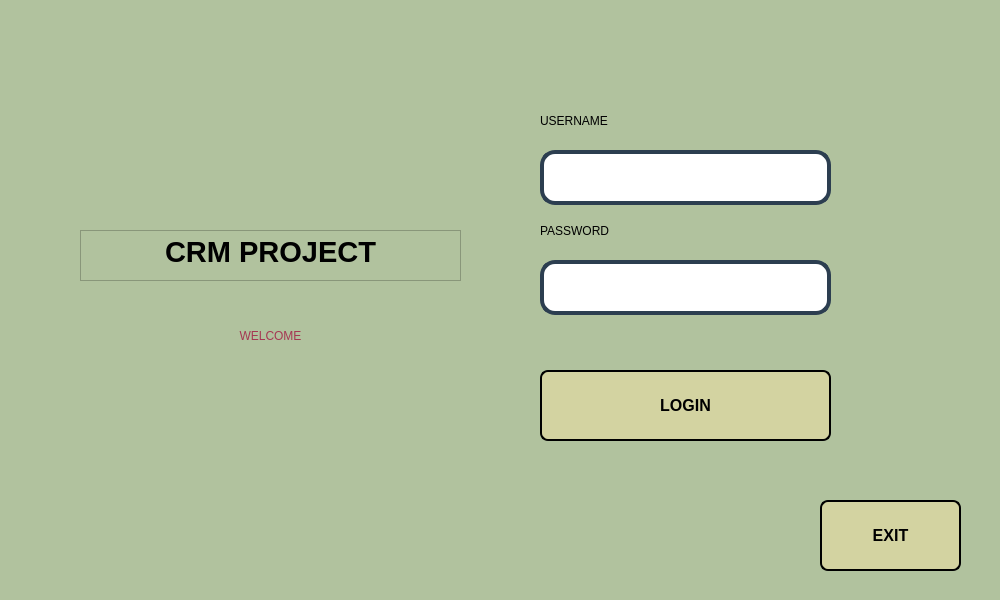
The window that UIs/login.ui (werhereitacademy/Python-Module-Week7) describes before a commit, drawn with Qt 5.
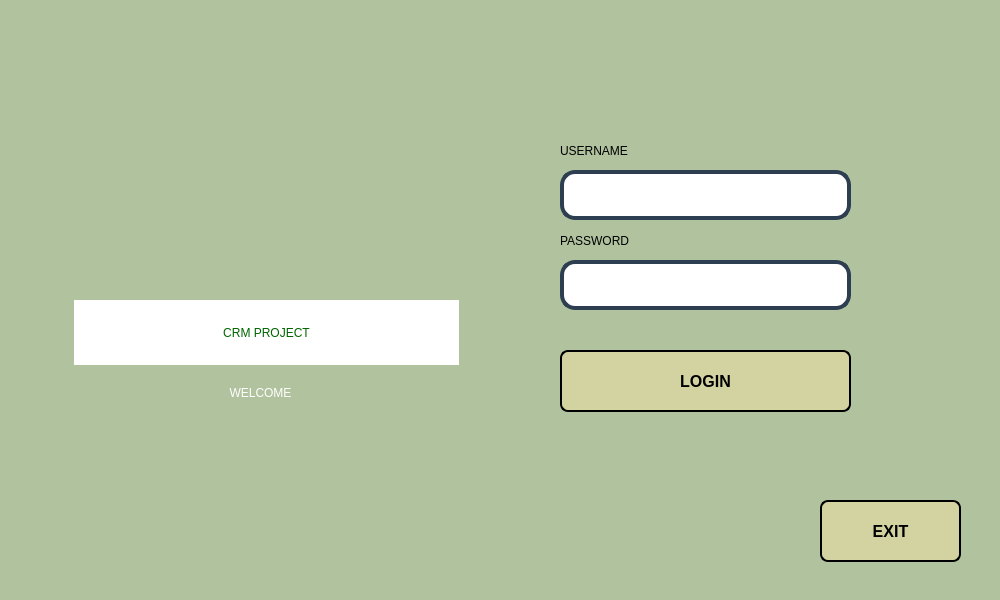
The same window after the commit. Icons and pictures are not drawn.

```diff
--- a/UIs/login.ui
+++ b/UIs/login.ui
@@ -37,15 +37,16 @@
   <widget class="QLabel" name="label_4">
    <property name="geometry">
     <rect>
-     <x>100</x>
-     <y>310</y>
+     <x>90</x>
+     <y>367</y>
      <width>341</width>
      <height>51</height>
     </rect>
    </property>
    <property name="styleSheet">
     <string notr="true">font: 87 16pt &quot;Arial Black&quot;;
-color: rgb(165, 55, 82);</string>
+color: qlineargradient(spread:pad, x1:0, y1:0, x2:1, y2:0, stop:0 rgba(0, 0, 0, 255), stop:1 rgba(255, 255, 255, 255));
+</string>
    </property>
    <property name="text">
     <string>WELCOME</string>
@@ -60,7 +61,7 @@
      <x>820</x>
      <y>500</y>
      <width>141</width>
-     <height>71</height>
+     <height>62</height>
     </rect>
    </property>
    <property name="autoFillBackground">
@@ -92,10 +93,10 @@
   <widget class="QLineEdit" name="lineEdit_username">
    <property name="geometry">
     <rect>
-     <x>540</x>
-     <y>150</y>
+     <x>560</x>
+     <y>170</y>
      <width>291</width>
-     <height>55</height>
+     <height>50</height>
     </rect>
    </property>
    <property name="styleSheet">
@@ -118,10 +119,10 @@
   <widget class="QLineEdit" name="lineEdit_password">
    <property name="geometry">
     <rect>
-     <x>540</x>
+     <x>560</x>
      <y>260</y>
      <width>291</width>
-     <height>55</height>
+     <height>50</height>
     </rect>
    </property>
    <property name="styleSheet">
@@ -150,8 +151,8 @@
   <widget class="QLabel" name="label">
    <property name="geometry">
     <rect>
-     <x>540</x>
-     <y>110</y>
+     <x>560</x>
+     <y>140</y>
      <width>191</width>
      <height>21</height>
     </rect>
@@ -166,8 +167,8 @@
   <widget class="QLabel" name="label_2">
    <property name="geometry">
     <rect>
-     <x>540</x>
-     <y>220</y>
+     <x>560</x>
+     <y>230</y>
      <width>141</width>
      <height>21</height>
     </rect>
@@ -182,10 +183,10 @@
   <widget class="QPushButton" name="pushButton_login">
    <property name="geometry">
     <rect>
-     <x>540</x>
-     <y>370</y>
+     <x>560</x>
+     <y>350</y>
      <width>291</width>
-     <height>71</height>
+     <height>62</height>
     </rect>
    </property>
    <property name="styleSheet">
@@ -211,21 +212,48 @@
     <string>LOGIN</string>
    </property>
   </widget>
-  <widget class="QTextBrowser" name="textBrowser">
+  <widget class="QLabel" name="label_3">
    <property name="geometry">
     <rect>
-     <x>80</x>
-     <y>230</y>
-     <width>381</width>
-     <height>51</height>
+     <x>46</x>
+     <y>157</y>
+     <width>441</width>
+     <height>151</height>
     </rect>
    </property>
-   <property name="html">
-    <string>&lt;!DOCTYPE HTML PUBLIC &quot;-//W3C//DTD HTML 4.0//EN&quot; &quot;http://www.w3.org/TR/REC-html40/strict.dtd&quot;&gt;
-&lt;html&gt;&lt;head&gt;&lt;meta name=&quot;qrichtext&quot; content=&quot;1&quot; /&gt;&lt;style type=&quot;text/css&quot;&gt;
-p, li { white-space: pre-wrap; }
-&lt;/style&gt;&lt;/head&gt;&lt;body style=&quot; font-family:'MS Shell Dlg 2'; font-size:7.8pt; font-weight:400; font-style:normal;&quot;&gt;
-&lt;p align=&quot;center&quot; style=&quot; margin-top:0px; margin-bottom:0px; margin-left:0px; margin-right:0px; -qt-block-indent:0; text-indent:0px;&quot;&gt;&lt;span style=&quot; font-size:22pt; font-weight:600;&quot;&gt;CRM PROJECT&lt;/span&gt;&lt;/p&gt;&lt;/body&gt;&lt;/html&gt;</string>
+   <property name="text">
+    <string/>
+   </property>
+   <property name="pixmap">
+    <pixmap>../../../Downloads/vibrant_green_image.png</pixmap>
+   </property>
+   <property name="scaledContents">
+    <bool>false</bool>
+   </property>
+   <property name="alignment">
+    <set>Qt::AlignCenter</set>
+   </property>
+  </widget>
+  <widget class="QLabel" name="label_5">
+   <property name="geometry">
+    <rect>
+     <x>74</x>
+     <y>300</y>
+     <width>385</width>
+     <height>65</height>
+    </rect>
+   </property>
+   <property name="styleSheet">
+    <string notr="true">font: 87 24pt &quot;Arial Black&quot;;
+background-color: rgb(255, 255, 255);
+color: rgb(0, 0, 0);
+color: rgb(0, 100, 0);</string>
+   </property>
+   <property name="text">
+    <string>CRM PROJECT</string>
+   </property>
+   <property name="alignment">
+    <set>Qt::AlignCenter</set>
    </property>
   </widget>
  </widget>
```
